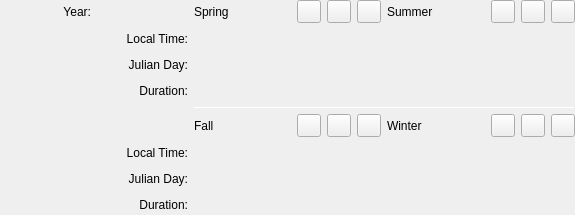
First picture: the form in src/gui/seasonsWidget.ui, repository gustavodocsgo/stellarium, before the edit.
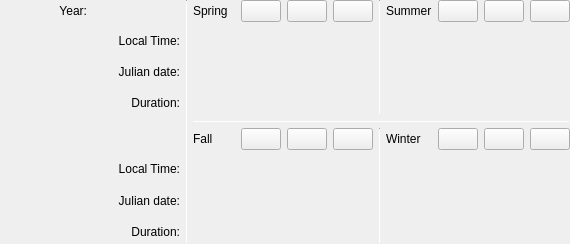
Second picture: the form after the edit. Icons and pictures are not drawn.

Commit message: Seasons widget is finished

Diff of the .ui file:
```diff
--- a/src/gui/seasonsWidget.ui
+++ b/src/gui/seasonsWidget.ui
@@ -6,13 +6,13 @@
    <rect>
     <x>0</x>
     <y>0</y>
-    <width>575</width>
-    <height>215</height>
+    <width>570</width>
+    <height>244</height>
    </rect>
   </property>
   <property name="sizePolicy">
    <sizepolicy hsizetype="Expanding" vsizetype="Expanding">
-    <horstretch>1</horstretch>
+    <horstretch>0</horstretch>
     <verstretch>0</verstretch>
    </sizepolicy>
   </property>
@@ -32,6 +32,38 @@
    <property name="bottomMargin">
     <number>0</number>
    </property>
+   <item row="4" column="5">
+    <widget class="QLabel" name="labelJuneSolsticeDuration"/>
+   </item>
+   <item row="8" column="1">
+    <widget class="QLabel" name="labelJD2">
+     <property name="text">
+      <string>Julian date:</string>
+     </property>
+     <property name="alignment">
+      <set>Qt::AlignRight|Qt::AlignTrailing|Qt::AlignVCenter</set>
+     </property>
+    </widget>
+   </item>
+   <item row="7" column="5">
+    <widget class="QLabel" name="labelDecemberSolsticeLT"/>
+   </item>
+   <item row="2" column="5">
+    <widget class="QLabel" name="labelJuneSolsticeLT"/>
+   </item>
+   <item row="3" column="3">
+    <widget class="QLabel" name="labelMarchEquinoxJD"/>
+   </item>
+   <item row="4" column="1">
+    <widget class="QLabel" name="labelDuration1">
+     <property name="text">
+      <string>Duration:</string>
+     </property>
+     <property name="alignment">
+      <set>Qt::AlignRight|Qt::AlignTrailing|Qt::AlignVCenter</set>
+     </property>
+    </widget>
+   </item>
    <item row="9" column="1">
     <widget class="QLabel" name="labelDuration2">
      <property name="text">
@@ -42,7 +74,10 @@
      </property>
     </widget>
    </item>
-   <item row="6" column="3">
+   <item row="3" column="5">
+    <widget class="QLabel" name="labelJuneSolsticeJD"/>
+   </item>
+   <item row="6" column="5">
     <layout class="QHBoxLayout" name="DecemberSolsticeLayout">
      <item>
       <widget class="QLabel" name="labelDecemberSolstice">
@@ -58,7 +93,13 @@
       </widget>
      </item>
      <item>
-      <widget class="QToolButton" name="buttonDecemberSolsticePrevious">
+      <widget class="QPushButton" name="buttonDecemberSolsticePrevious">
+       <property name="sizePolicy">
+        <sizepolicy hsizetype="Fixed" vsizetype="Fixed">
+         <horstretch>0</horstretch>
+         <verstretch>0</verstretch>
+        </sizepolicy>
+       </property>
        <property name="toolTip">
         <string>Previous December Solstice</string>
        </property>
@@ -70,7 +111,13 @@
       </widget>
      </item>
      <item>
-      <widget class="QToolButton" name="buttonDecemberSolsticeCurrent">
+      <widget class="QPushButton" name="buttonDecemberSolsticeCurrent">
+       <property name="sizePolicy">
+        <sizepolicy hsizetype="Fixed" vsizetype="Fixed">
+         <horstretch>0</horstretch>
+         <verstretch>0</verstretch>
+        </sizepolicy>
+       </property>
        <property name="toolTip">
         <string>Current December Solstice</string>
        </property>
@@ -82,7 +129,13 @@
       </widget>
      </item>
      <item>
-      <widget class="QToolButton" name="buttonDecemberSolsticeNext">
+      <widget class="QPushButton" name="buttonDecemberSolsticeNext">
+       <property name="sizePolicy">
+        <sizepolicy hsizetype="Fixed" vsizetype="Fixed">
+         <horstretch>0</horstretch>
+         <verstretch>0</verstretch>
+        </sizepolicy>
+       </property>
        <property name="toolTip">
         <string>Next December Solstice</string>
        </property>
@@ -95,10 +148,45 @@
      </item>
     </layout>
    </item>
-   <item row="7" column="2">
-    <widget class="QLabel" name="labelSeptemberEquinoxLT"/>
+   <item row="2" column="3">
+    <widget class="QLabel" name="labelMarchEquinoxLT"/>
    </item>
-   <item row="5" column="2" colspan="2">
+   <item row="1" column="4" rowspan="4">
+    <widget class="Line" name="line_2">
+     <property name="minimumSize">
+      <size>
+       <width>1</width>
+       <height>0</height>
+      </size>
+     </property>
+     <property name="maximumSize">
+      <size>
+       <width>1</width>
+       <height>16777215</height>
+      </size>
+     </property>
+     <property name="orientation">
+      <enum>Qt::Vertical</enum>
+     </property>
+    </widget>
+   </item>
+   <item row="9" column="5">
+    <widget class="QLabel" name="labelDecemberSolsticeDuration"/>
+   </item>
+   <item row="7" column="1">
+    <widget class="QLabel" name="labelLT2">
+     <property name="text">
+      <string>Local Time:</string>
+     </property>
+     <property name="alignment">
+      <set>Qt::AlignRight|Qt::AlignTrailing|Qt::AlignVCenter</set>
+     </property>
+    </widget>
+   </item>
+   <item row="4" column="3">
+    <widget class="QLabel" name="labelMarchEquinoxDuration"/>
+   </item>
+   <item row="5" column="3" colspan="3">
     <widget class="Line" name="line">
      <property name="minimumSize">
       <size>
@@ -117,6 +205,32 @@
      </property>
     </widget>
    </item>
+   <item row="1" column="1">
+    <layout class="QHBoxLayout" name="YearLayout">
+     <item>
+      <widget class="QLabel" name="labelYear">
+       <property name="text">
+        <string>Year:</string>
+       </property>
+       <property name="alignment">
+        <set>Qt::AlignRight|Qt::AlignTrailing|Qt::AlignVCenter</set>
+       </property>
+      </widget>
+     </item>
+     <item>
+      <widget class="QLabel" name="labelCurrentYear">
+       <property name="font">
+        <font>
+         <bold>true</bold>
+        </font>
+       </property>
+       <property name="text">
+        <string/>
+       </property>
+      </widget>
+     </item>
+    </layout>
+   </item>
    <item row="2" column="1">
     <widget class="QLabel" name="labelLT1">
      <property name="sizePolicy">
@@ -133,102 +247,81 @@
      </property>
     </widget>
    </item>
-   <item row="7" column="1">
-    <widget class="QLabel" name="labelLT2">
-     <property name="text">
-      <string>Local Time:</string>
-     </property>
-     <property name="alignment">
-      <set>Qt::AlignRight|Qt::AlignTrailing|Qt::AlignVCenter</set>
-     </property>
-    </widget>
+   <item row="6" column="3">
+    <layout class="QHBoxLayout" name="SeptemberEquinoxLayout">
+     <item>
+      <widget class="QLabel" name="labelSeptemberEquinox">
+       <property name="sizePolicy">
+        <sizepolicy hsizetype="Expanding" vsizetype="Preferred">
+         <horstretch>0</horstretch>
+         <verstretch>0</verstretch>
+        </sizepolicy>
+       </property>
+       <property name="text">
+        <string>Fall</string>
+       </property>
+      </widget>
+     </item>
+     <item>
+      <widget class="QPushButton" name="buttonSeptemberEquinoxPrevious">
+       <property name="toolTip">
+        <string>Previous September Equinox</string>
+       </property>
+       <property name="icon">
+        <iconset resource="../../data/gui/guiRes.qrc">
+         <normaloff>:/graphicGui/btTimeRewind-off.png</normaloff>
+         <disabledoff>:/graphicGui/btTimeRewind-off.png</disabledoff>:/graphicGui/btTimeRewind-off.png</iconset>
+       </property>
+      </widget>
+     </item>
+     <item>
+      <widget class="QPushButton" name="buttonSeptemberEquinoxCurrent">
+       <property name="sizePolicy">
+        <sizepolicy hsizetype="Fixed" vsizetype="Fixed">
+         <horstretch>0</horstretch>
+         <verstretch>0</verstretch>
+        </sizepolicy>
+       </property>
+       <property name="toolTip">
+        <string>Current September Equinox</string>
+       </property>
+       <property name="icon">
+        <iconset resource="../../data/gui/guiRes.qrc">
+         <normaloff>:/graphicGui/bbtTime-off.png</normaloff>
+         <disabledoff>:/graphicGui/bbtTime-off.png</disabledoff>:/graphicGui/bbtTime-off.png</iconset>
+       </property>
+      </widget>
+     </item>
+     <item>
+      <widget class="QPushButton" name="buttonSeptemberEquinoxNext">
+       <property name="sizePolicy">
+        <sizepolicy hsizetype="Fixed" vsizetype="Fixed">
+         <horstretch>0</horstretch>
+         <verstretch>0</verstretch>
+        </sizepolicy>
+       </property>
+       <property name="toolTip">
+        <string>Next September Equinox</string>
+       </property>
+       <property name="icon">
+        <iconset resource="../../data/gui/guiRes.qrc">
+         <normaloff>:/graphicGui/btTimeForward-off.png</normaloff>
+         <disabledoff>:/graphicGui/btTimeForward-off.png</disabledoff>:/graphicGui/btTimeForward-off.png</iconset>
+       </property>
+      </widget>
+     </item>
+    </layout>
    </item>
-   <item row="3" column="1">
-    <widget class="QLabel" name="labelJD1">
-     <property name="text">
-      <string>Julian Day:</string>
-     </property>
-     <property name="alignment">
-      <set>Qt::AlignRight|Qt::AlignTrailing|Qt::AlignVCenter</set>
-     </property>
-    </widget>
+   <item row="8" column="5">
+    <widget class="QLabel" name="labelDecemberSolsticeJD"/>
    </item>
-   <item row="8" column="2">
+   <item row="8" column="3">
     <widget class="QLabel" name="labelSeptemberEquinoxJD"/>
    </item>
-   <item row="8" column="1">
-    <widget class="QLabel" name="labelJD2">
-     <property name="text">
-      <string>Julian Day:</string>
-     </property>
-     <property name="alignment">
-      <set>Qt::AlignRight|Qt::AlignTrailing|Qt::AlignVCenter</set>
-     </property>
-    </widget>
+   <item row="9" column="3">
+    <widget class="QLabel" name="labelSeptemberEquinoxDuration"/>
    </item>
    <item row="1" column="3">
-    <layout class="QHBoxLayout" name="JuneSolsticeLayout">
-     <item>
-      <widget class="QLabel" name="labelJuneSolstice">
-       <property name="sizePolicy">
-        <sizepolicy hsizetype="Expanding" vsizetype="Preferred">
-         <horstretch>0</horstretch>
-         <verstretch>0</verstretch>
-        </sizepolicy>
-       </property>
-       <property name="text">
-        <string>Summer</string>
-       </property>
-      </widget>
-     </item>
-     <item>
-      <widget class="QToolButton" name="buttonJuneSolsticePrevious">
-       <property name="toolTip">
-        <string>Previous June Solstice</string>
-       </property>
-       <property name="icon">
-        <iconset resource="../../data/gui/guiRes.qrc">
-         <normaloff>:/graphicGui/btTimeRewind-off.png</normaloff>
-         <disabledoff>:/graphicGui/btTimeRewind-off.png</disabledoff>:/graphicGui/btTimeRewind-off.png</iconset>
-       </property>
-      </widget>
-     </item>
-     <item>
-      <widget class="QToolButton" name="buttonJuneSolsticeCurrent">
-       <property name="toolTip">
-        <string>Current June Solstice</string>
-       </property>
-       <property name="icon">
-        <iconset resource="../../data/gui/guiRes.qrc">
-         <normaloff>:/graphicGui/bbtTime-off.png</normaloff>
-         <disabledoff>:/graphicGui/bbtTime-off.png</disabledoff>:/graphicGui/bbtTime-off.png</iconset>
-       </property>
-      </widget>
-     </item>
-     <item>
-      <widget class="QToolButton" name="buttonJuneSolsticeNext">
-       <property name="toolTip">
-        <string>Next June Solstice</string>
-       </property>
-       <property name="icon">
-        <iconset resource="../../data/gui/guiRes.qrc">
-         <normaloff>:/graphicGui/btTimeForward-off.png</normaloff>
-         <disabledoff>:/graphicGui/btTimeForward-off.png</disabledoff>:/graphicGui/btTimeForward-off.png</iconset>
-       </property>
-      </widget>
-     </item>
-    </layout>
-   </item>
-   <item row="2" column="2">
-    <widget class="QLabel" name="labelMarchEquinoxLT"/>
-   </item>
-   <item row="2" column="3">
-    <widget class="QLabel" name="labelJuneSolsticeLT"/>
-   </item>
-   <item row="4" column="3">
-    <widget class="QLabel" name="labelJuneSolsticeDuration"/>
-   </item>
-   <item row="1" column="2">
     <layout class="QHBoxLayout" name="MarchEquinoxLayout">
      <item>
       <widget class="QLabel" name="labelMarchEquinox">
@@ -244,7 +337,13 @@
       </widget>
      </item>
      <item>
-      <widget class="QToolButton" name="buttonMarchEquinoxPrevious">
+      <widget class="QPushButton" name="buttonMarchEquinoxPrevious">
+       <property name="sizePolicy">
+        <sizepolicy hsizetype="Fixed" vsizetype="Fixed">
+         <horstretch>0</horstretch>
+         <verstretch>0</verstretch>
+        </sizepolicy>
+       </property>
        <property name="toolTip">
         <string>Previous March Equinox</string>
        </property>
@@ -256,7 +355,13 @@
       </widget>
      </item>
      <item>
-      <widget class="QToolButton" name="buttonMarchEquinoxCurrent">
+      <widget class="QPushButton" name="buttonMarchEquinoxCurrent">
+       <property name="sizePolicy">
+        <sizepolicy hsizetype="Fixed" vsizetype="Fixed">
+         <horstretch>0</horstretch>
+         <verstretch>0</verstretch>
+        </sizepolicy>
+       </property>
        <property name="toolTip">
         <string>Current March Equinox</string>
        </property>
@@ -268,7 +373,13 @@
       </widget>
      </item>
      <item>
-      <widget class="QToolButton" name="buttonMarchEquinoxNext">
+      <widget class="QPushButton" name="buttonMarchEquinoxNext">
+       <property name="sizePolicy">
+        <sizepolicy hsizetype="Fixed" vsizetype="Fixed">
+         <horstretch>0</horstretch>
+         <verstretch>0</verstretch>
+        </sizepolicy>
+       </property>
        <property name="toolTip">
         <string>Next March Equinox</string>
        </property>
@@ -281,110 +392,127 @@
      </item>
     </layout>
    </item>
-   <item row="4" column="1">
-    <widget class="QLabel" name="labelDuration1">
+   <item row="6" column="4" rowspan="4">
+    <widget class="Line" name="line_3">
+     <property name="minimumSize">
+      <size>
+       <width>1</width>
+       <height>0</height>
+      </size>
+     </property>
+     <property name="maximumSize">
+      <size>
+       <width>1</width>
+       <height>16777215</height>
+      </size>
+     </property>
+     <property name="orientation">
+      <enum>Qt::Vertical</enum>
+     </property>
+    </widget>
+   </item>
+   <item row="1" column="5">
+    <layout class="QHBoxLayout" name="JuneSolsticeLayout">
+     <item>
+      <widget class="QLabel" name="labelJuneSolstice">
+       <property name="sizePolicy">
+        <sizepolicy hsizetype="Expanding" vsizetype="Preferred">
+         <horstretch>0</horstretch>
+         <verstretch>0</verstretch>
+        </sizepolicy>
+       </property>
+       <property name="text">
+        <string>Summer</string>
+       </property>
+      </widget>
+     </item>
+     <item>
+      <widget class="QPushButton" name="buttonJuneSolsticePrevious">
+       <property name="sizePolicy">
+        <sizepolicy hsizetype="Fixed" vsizetype="Fixed">
+         <horstretch>0</horstretch>
+         <verstretch>0</verstretch>
+        </sizepolicy>
+       </property>
+       <property name="toolTip">
+        <string>Previous June Solstice</string>
+       </property>
+       <property name="icon">
+        <iconset resource="../../data/gui/guiRes.qrc">
+         <normaloff>:/graphicGui/btTimeRewind-off.png</normaloff>
+         <disabledoff>:/graphicGui/btTimeRewind-off.png</disabledoff>:/graphicGui/btTimeRewind-off.png</iconset>
+       </property>
+      </widget>
+     </item>
+     <item>
+      <widget class="QPushButton" name="buttonJuneSolsticeCurrent">
+       <property name="sizePolicy">
+        <sizepolicy hsizetype="Fixed" vsizetype="Fixed">
+         <horstretch>0</horstretch>
+         <verstretch>0</verstretch>
+        </sizepolicy>
+       </property>
+       <property name="toolTip">
+        <string>Current June Solstice</string>
+       </property>
+       <property name="icon">
+        <iconset resource="../../data/gui/guiRes.qrc">
+         <normaloff>:/graphicGui/bbtTime-off.png</normaloff>
+         <disabledoff>:/graphicGui/bbtTime-off.png</disabledoff>:/graphicGui/bbtTime-off.png</iconset>
+       </property>
+      </widget>
+     </item>
+     <item>
+      <widget class="QPushButton" name="buttonJuneSolsticeNext">
+       <property name="sizePolicy">
+        <sizepolicy hsizetype="Fixed" vsizetype="Fixed">
+         <horstretch>0</horstretch>
+         <verstretch>0</verstretch>
+        </sizepolicy>
+       </property>
+       <property name="toolTip">
+        <string>Next June Solstice</string>
+       </property>
+       <property name="icon">
+        <iconset resource="../../data/gui/guiRes.qrc">
+         <normaloff>:/graphicGui/btTimeForward-off.png</normaloff>
+         <disabledoff>:/graphicGui/btTimeForward-off.png</disabledoff>:/graphicGui/btTimeForward-off.png</iconset>
+       </property>
+      </widget>
+     </item>
+    </layout>
+   </item>
+   <item row="3" column="1">
+    <widget class="QLabel" name="labelJD1">
      <property name="text">
-      <string>Duration:</string>
+      <string>Julian date:</string>
      </property>
      <property name="alignment">
       <set>Qt::AlignRight|Qt::AlignTrailing|Qt::AlignVCenter</set>
      </property>
     </widget>
    </item>
-   <item row="9" column="3">
-    <widget class="QLabel" name="labelDecemberSolsticeDuration"/>
-   </item>
    <item row="7" column="3">
-    <widget class="QLabel" name="labelDecemberSolsticeLT"/>
+    <widget class="QLabel" name="labelSeptemberEquinoxLT"/>
    </item>
-   <item row="8" column="3">
-    <widget class="QLabel" name="labelDecemberSolsticeJD"/>
-   </item>
-   <item row="3" column="2">
-    <widget class="QLabel" name="labelMarchEquinoxJD"/>
-   </item>
-   <item row="1" column="1">
-    <layout class="QHBoxLayout" name="YearLayout">
-     <item>
-      <widget class="QLabel" name="labelYear">
-       <property name="text">
-        <string>Year:</string>
-       </property>
-       <property name="alignment">
-        <set>Qt::AlignRight|Qt::AlignTrailing|Qt::AlignVCenter</set>
-       </property>
-      </widget>
-     </item>
-     <item>
-      <widget class="QLabel" name="labelCurrentYear">
-       <property name="text">
-        <string/>
-       </property>
-      </widget>
-     </item>
-    </layout>
-   </item>
-   <item row="4" column="2">
-    <widget class="QLabel" name="labelMarchEquinoxDuration"/>
-   </item>
-   <item row="3" column="3">
-    <widget class="QLabel" name="labelJuneSolsticeJD"/>
-   </item>
-   <item row="9" column="2">
-    <widget class="QLabel" name="labelSeptemberEquinoxDuration"/>
-   </item>
-   <item row="6" column="2">
-    <layout class="QHBoxLayout" name="SeptemberEquinoxLayout">
-     <item>
-      <widget class="QLabel" name="labelSeptemberEquinox">
-       <property name="sizePolicy">
-        <sizepolicy hsizetype="Expanding" vsizetype="Preferred">
-         <horstretch>0</horstretch>
-         <verstretch>0</verstretch>
-        </sizepolicy>
-       </property>
-       <property name="text">
-        <string>Fall</string>
-       </property>
-      </widget>
-     </item>
-     <item>
-      <widget class="QToolButton" name="buttonSeptemberEquinoxPrevious">
-       <property name="toolTip">
-        <string>Previous September Equinox</string>
-       </property>
-       <property name="icon">
-        <iconset resource="../../data/gui/guiRes.qrc">
-         <normaloff>:/graphicGui/btTimeRewind-off.png</normaloff>
-         <disabledoff>:/graphicGui/btTimeRewind-off.png</disabledoff>:/graphicGui/btTimeRewind-off.png</iconset>
-       </property>
-      </widget>
-     </item>
-     <item>
-      <widget class="QToolButton" name="buttonSeptemberEquinoxCurrent">
-       <property name="toolTip">
-        <string>Current September Equinox</string>
-       </property>
-       <property name="icon">
-        <iconset resource="../../data/gui/guiRes.qrc">
-         <normaloff>:/graphicGui/bbtTime-off.png</normaloff>
-         <disabledoff>:/graphicGui/bbtTime-off.png</disabledoff>:/graphicGui/bbtTime-off.png</iconset>
-       </property>
-      </widget>
-     </item>
-     <item>
-      <widget class="QToolButton" name="buttonSeptemberEquinoxNext">
-       <property name="toolTip">
-        <string>Next September Equinox</string>
-       </property>
-       <property name="icon">
-        <iconset resource="../../data/gui/guiRes.qrc">
-         <normaloff>:/graphicGui/btTimeForward-off.png</normaloff>
-         <disabledoff>:/graphicGui/btTimeForward-off.png</disabledoff>:/graphicGui/btTimeForward-off.png</iconset>
-       </property>
-      </widget>
-     </item>
-    </layout>
+   <item row="1" column="2" rowspan="9">
+    <widget class="Line" name="line_4">
+     <property name="minimumSize">
+      <size>
+       <width>1</width>
+       <height>0</height>
+      </size>
+     </property>
+     <property name="maximumSize">
+      <size>
+       <width>1</width>
+       <height>16777215</height>
+      </size>
+     </property>
+     <property name="orientation">
+      <enum>Qt::Vertical</enum>
+     </property>
+    </widget>
    </item>
   </layout>
  </widget>
```
The commit also changes 6 other files.
